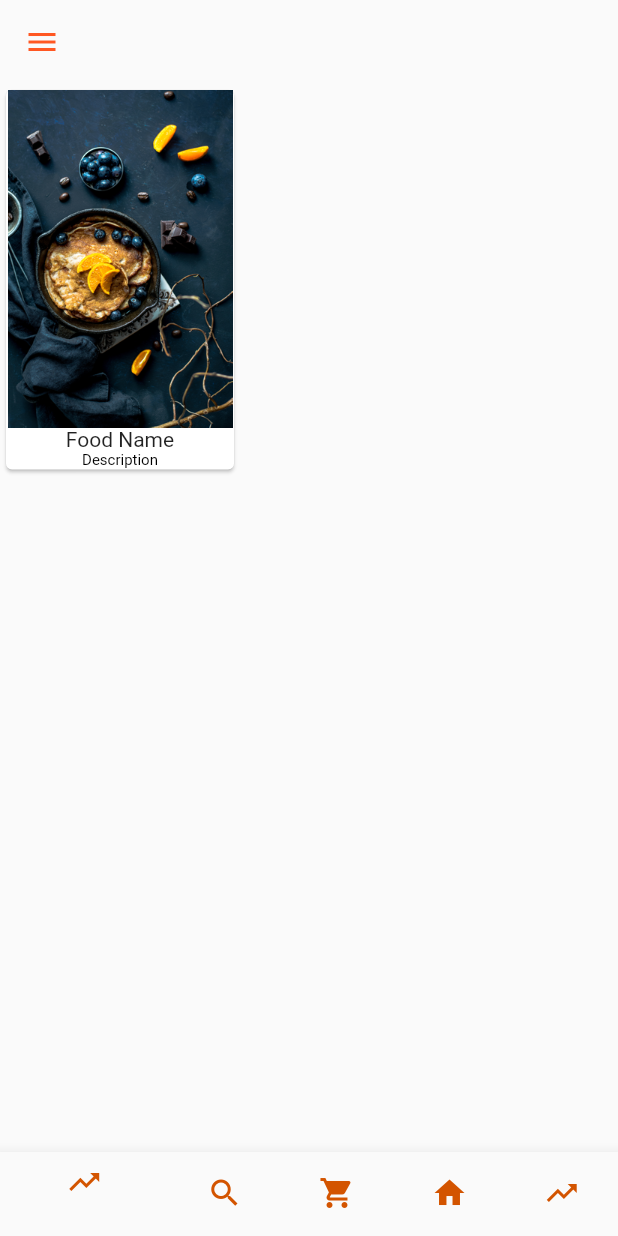
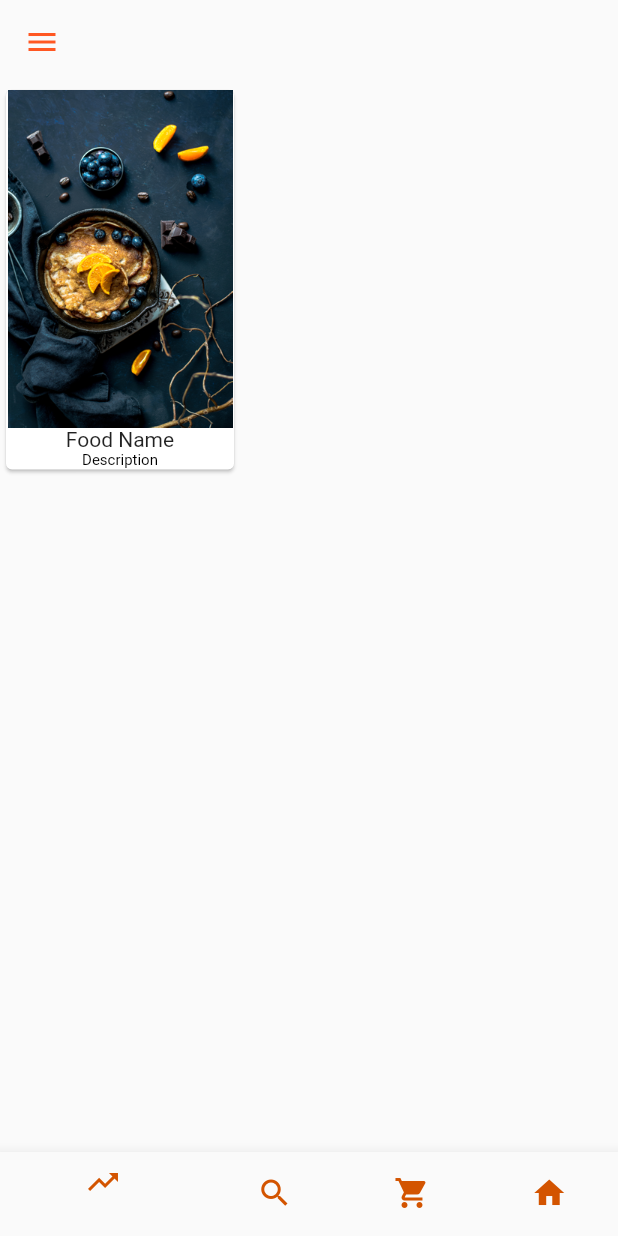
Before and after one commit to Naveen11695/bhukkd, a Flutter app: the screen it shows after launch, on a phone screen of 412 x 824 dp. Run offline on Flutter 3.47's test engine with Material 2 defaults, Android fonts, the phone set to English and light mode, and no system bars; our stand-ins replace splashscreen.

Commit message:
version 0.8

```diff
--- a/lib/main.dart
+++ b/lib/main.dart
@@ -69,13 +69,16 @@ class HomePage extends StatelessWidget {
                 Icons.trending_up,
                 color: Color(0xFFD35400),
               ),
-              title: new Text("Trending")),
+              title: new Text("Trending")
+          ),
           BottomNavigationBarItem(
               icon: Icon(Icons.search, color: Color(0xFFD35400)),
-              title: new Text("Explore")),
+              title: new Text("Explore")
+          ),
           BottomNavigationBarItem(
               icon: Icon(Icons.shopping_cart, color: Color(0xFFD35400)),
-              title: new Text("Wagon")),
+              title: new Text("Wagon")
+          ),
           BottomNavigationBarItem(
             icon: Icon(Icons.home, color: Color(0xFFD35400)),
             title: new Text(
@@ -83,12 +86,6 @@ class HomePage extends StatelessWidget {
               style: new TextStyle(color: Color(0xFFD35400)),
             ),
           ),
-              BottomNavigationBarItem(
-              icon: Icon(
-                Icons.trending_up,
-                color: Color(0xFFD35400),
-              ),
-              title: new Text("Hello"))
         ],
       ),
     );
```
Lines whose indentation alone changed are shown as unchanged.
